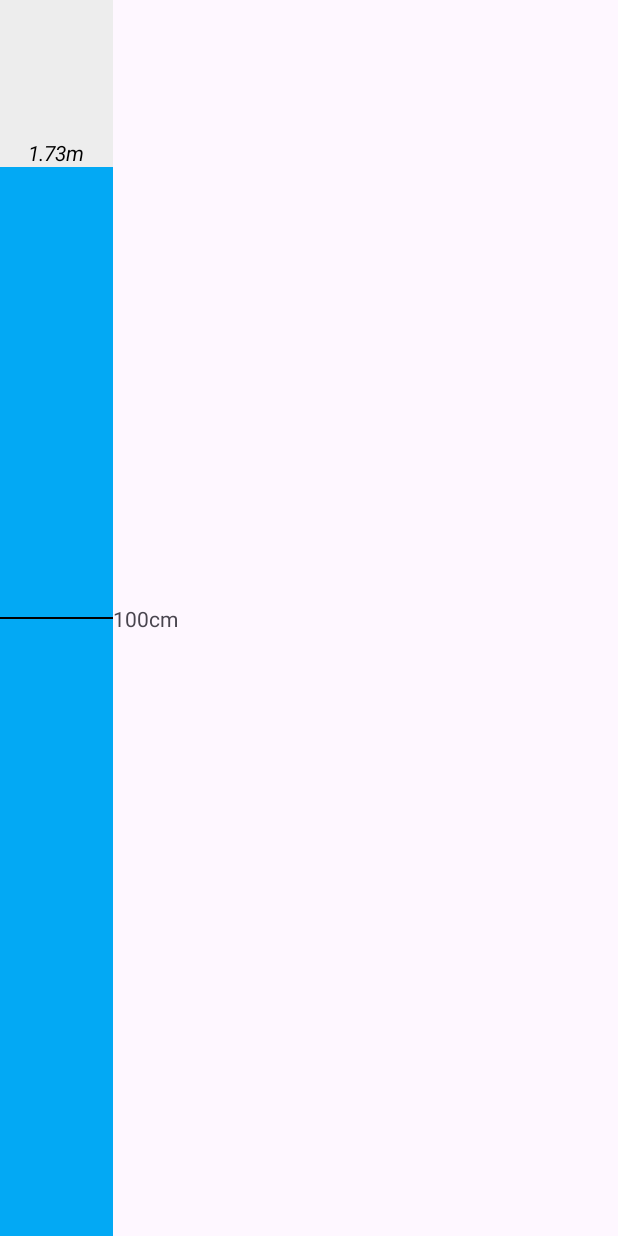
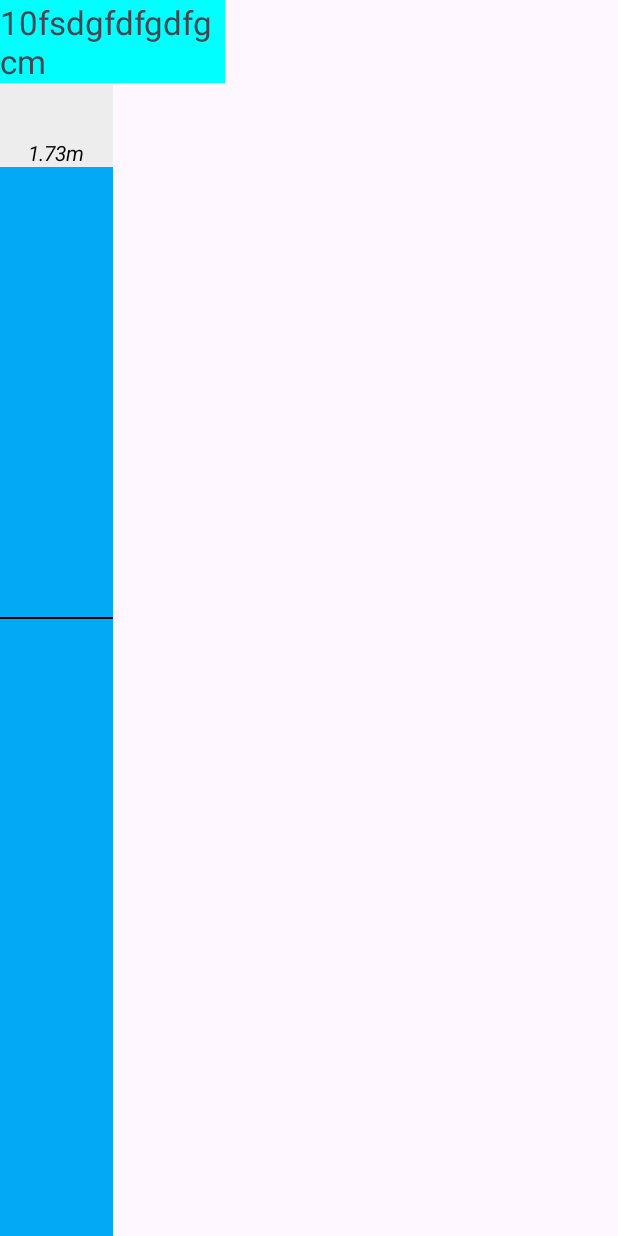
Before and after one commit to xchelcd/DataList, an Android app: the screen it shows after launch (TestActivity), on a phone screen of 412 x 824 dp. Run offline under Robolectric (Android 15) with nearby library versions, the phone set to English and light mode, and no system bars; our stand-ins replace data binding; 3 statements that could not run were skipped.

Commit message:
added new feature to HeightWidget (set max value)

```diff
--- a/app/src/main/java/com/idaxmx/myapplication/binding/Expressions.kt
+++ b/app/src/main/java/com/idaxmx/myapplication/binding/Expressions.kt
@@ -53,3 +53,8 @@ fun userHeight(v: HeightWidget, h: Float) {
     v.setHeight(h)
     v.updateHeightTextView(h)
 }
+
+@BindingAdapter("app:maxUserHeight")
+fun maxUserHeight(v: HeightWidget, mh: Float) {
+    v.maxUserHeight(mh)
+}
--- a/app/src/main/java/com/idaxmx/myapplication/ui/test/TestActivity.kt
+++ b/app/src/main/java/com/idaxmx/myapplication/ui/test/TestActivity.kt
@@ -4,6 +4,7 @@ import android.os.Bundle
 import androidx.appcompat.app.AppCompatActivity
 import com.idaxmx.myapplication.databinding.ActivityTestBinding
 import com.idaxmx.myapplication.model.User
+import com.idaxmx.myapplication.util.extension.MaxHeight
 import com.idaxmx.myapplication.util.extension.convertHeightToPercentageBase2m
 
 class TestActivity : AppCompatActivity() {
@@ -23,5 +24,6 @@ class TestActivity : AppCompatActivity() {
         )
 
         binding.height = user.height.convertHeightToPercentageBase2m()
+        binding.maxHeight = MaxHeight.THREE
     }
 }
--- a/app/src/main/java/com/idaxmx/myapplication/ui/widget/HeightWidget.kt
+++ b/app/src/main/java/com/idaxmx/myapplication/ui/widget/HeightWidget.kt
@@ -1,9 +1,15 @@
 package com.idaxmx.myapplication.ui.widget
 
 import android.content.Context
+import android.graphics.Color
 import android.util.AttributeSet
 import android.view.LayoutInflater
+import android.view.View
 import android.widget.LinearLayout
+import android.widget.TextView
+import androidx.constraintlayout.widget.ConstraintLayout
+import androidx.constraintlayout.widget.ConstraintSet
+import androidx.constraintlayout.widget.Guideline
 import androidx.databinding.DataBindingUtil
 import com.idaxmx.myapplication.R
 import com.idaxmx.myapplication.databinding.WidgetHeightBinding
@@ -26,6 +32,7 @@ class HeightWidget(
         context.theme.obtainStyledAttributes(attrs, R.styleable.HeightWidget, 0, 0).apply {
             try {
                 getFloat(R.styleable.HeightWidget_userHeight, 0.5f).let(::setHeight)
+                getFloat(R.styleable.HeightWidget_maxUserHeight, 2f).let(::maxUserHeight)
             } finally {
                 recycle()
             }
@@ -40,4 +47,52 @@ class HeightWidget(
         bind.heightTextView.text = heightPercentage.reverseHeightPercentageBase2m()
     }
 
+    /**
+     * @param max: values from 1f to nf
+     */
+    fun maxUserHeight(max: Float) {
+        val aux = bind.heightTextView
+        val maxIntValue: Int = max.toInt() * 10
+        val constraintSet = ConstraintSet()
+        val constraintLayout = bind.mainConstraintLayout
+
+
+        //
+
+
+        for (i in 0..maxIntValue step 1) { // i = 1 -> 10cm
+            val text = "${1 * 10}fsdgfdfgdfgcm"
+            val textView = TextView(context)
+            textView.id = View.generateViewId()
+            textView.textSize = 22f
+            textView.setBackgroundColor(Color.CYAN)
+            textView.text = text
+            val guideline = Guideline(context)
+            guideline.id = View.generateViewId()
+            guideline.setGuidelinePercent((i / 10).toFloat())
+            guideline.layoutParams = ConstraintLayout.LayoutParams(
+                ConstraintLayout.LayoutParams.WRAP_CONTENT,
+                ConstraintLayout.LayoutParams.WRAP_CONTENT
+            ).apply {
+                orientation = ConstraintLayout.LayoutParams.HORIZONTAL
+            }
+
+            bind.mainConstraintLayout.addView(guideline)
+
+            //textView.textSize = if (1 % 5 == 0) 22f else 16f
+
+
+            constraintLayout.addView(textView)
+        }
+        constraintSet.clone(constraintLayout)
+        //constraintSet.connect(
+        //    textView.id, // startId
+        //    ConstraintSet.TOP, // startSide ***
+        //    aux.id, // endId
+        //    ConstraintSet.BOTTOM, // endSide ***
+        //)
+
+        constraintSet.applyTo(constraintLayout)
+    }
+
 }
--- a/app/src/main/java/com/idaxmx/myapplication/util/extension/FloatExt.kt
+++ b/app/src/main/java/com/idaxmx/myapplication/util/extension/FloatExt.kt
@@ -1,7 +1,10 @@
 package com.idaxmx.myapplication.util.extension
 
 enum class MaxHeight(val meters: Float) {
-    TWO(2f)
+    TWO(2f),
+    THREE(3f),
+    FOUR(4f),
+    FIVE(5f),
 }
 
 fun Float.convertHeightToPercentageBase2m(): Float = 1 - (this / MaxHeight.TWO.meters)
--- a/app/src/main/res/layout/activity_test.xml
+++ b/app/src/main/res/layout/activity_test.xml
@@ -5,6 +5,13 @@
     tools:context=".ui.test.TestActivity">
 
     <data>
+
+        <import type="com.idaxmx.myapplication.util.extension.MaxHeight"/>
+
+        <variable
+            name="maxHeight"
+            type="MaxHeight" />
+
         <variable
             name="height"
             type="float" />
@@ -14,9 +21,11 @@
         android:layout_width="match_parent"
         android:orientation="vertical"
         android:layout_height="match_parent">
+
         <com.idaxmx.myapplication.ui.widget.HeightWidget
             android:layout_width="match_parent"
             app:userHeight="@{height}"
+            app:maxUserHeight="@{maxHeight.meters}"
             android:layout_height="match_parent" />
 
     </LinearLayout>
--- a/app/src/main/res/layout/widget_height.xml
+++ b/app/src/main/res/layout/widget_height.xml
@@ -35,6 +35,7 @@
                 tools:layout_constraintGuide_percent="0.55" />
 
             <View
+                android:id="@+id/private_first_view_id"
                 android:layout_width="0dp"
                 android:layout_height="0dp"
                 android:background="#ededed"
@@ -56,6 +57,7 @@
                 tools:text="1.73m" />
 
             <View
+                android:id="@+id/private_second_view_id"
                 android:layout_width="0dp"
                 android:layout_height="0dp"
                 android:background="@color/blue"
@@ -75,9 +77,11 @@
                 app:layout_constraintTop_toTopOf="parent" />
 
             <TextView
+                android:id="@+id/private_third_view_id"
                 android:layout_width="wrap_content"
                 android:layout_height="wrap_content"
                 android:text="100cm"
+                android:visibility="gone"
                 app:layout_constraintBottom_toBottomOf="@id/fifty"
                 app:layout_constraintStart_toEndOf="@id/fifty"
                 app:layout_constraintTop_toTopOf="@id/fifty" />
--- a/app/src/main/res/values/attrs.xml
+++ b/app/src/main/res/values/attrs.xml
@@ -2,5 +2,6 @@
 <resources>
     <declare-styleable name="HeightWidget">
         <attr name="userHeight" format="float" />
+        <attr name="maxUserHeight" format="float" />
     </declare-styleable>
 </resources>
```
